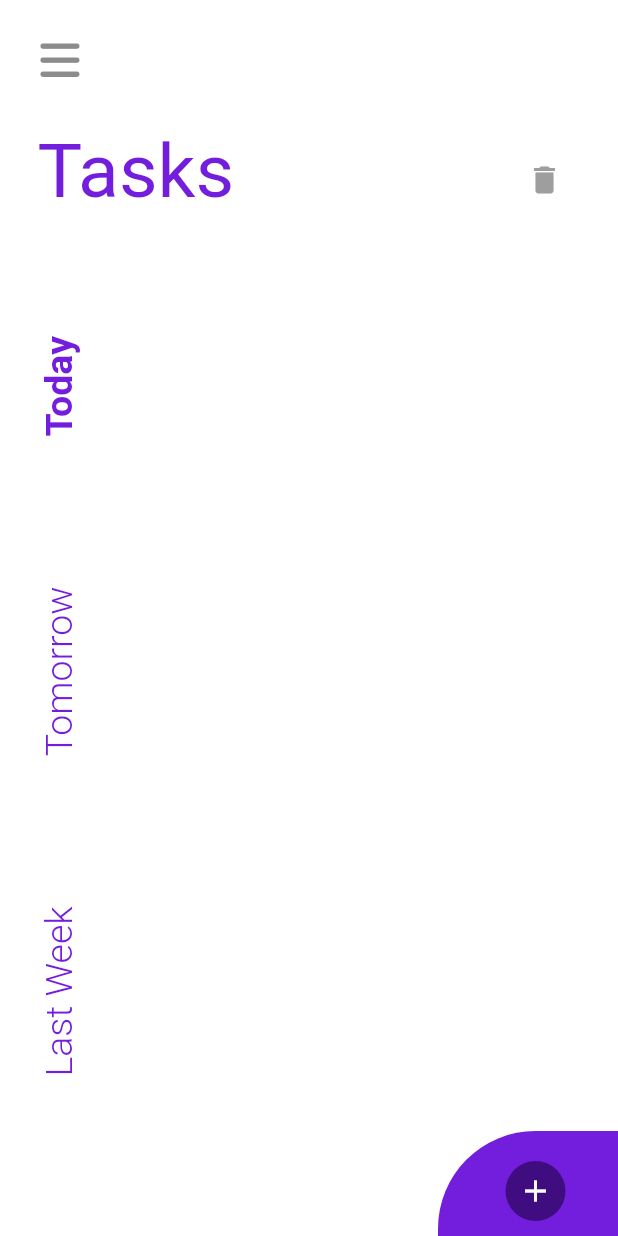
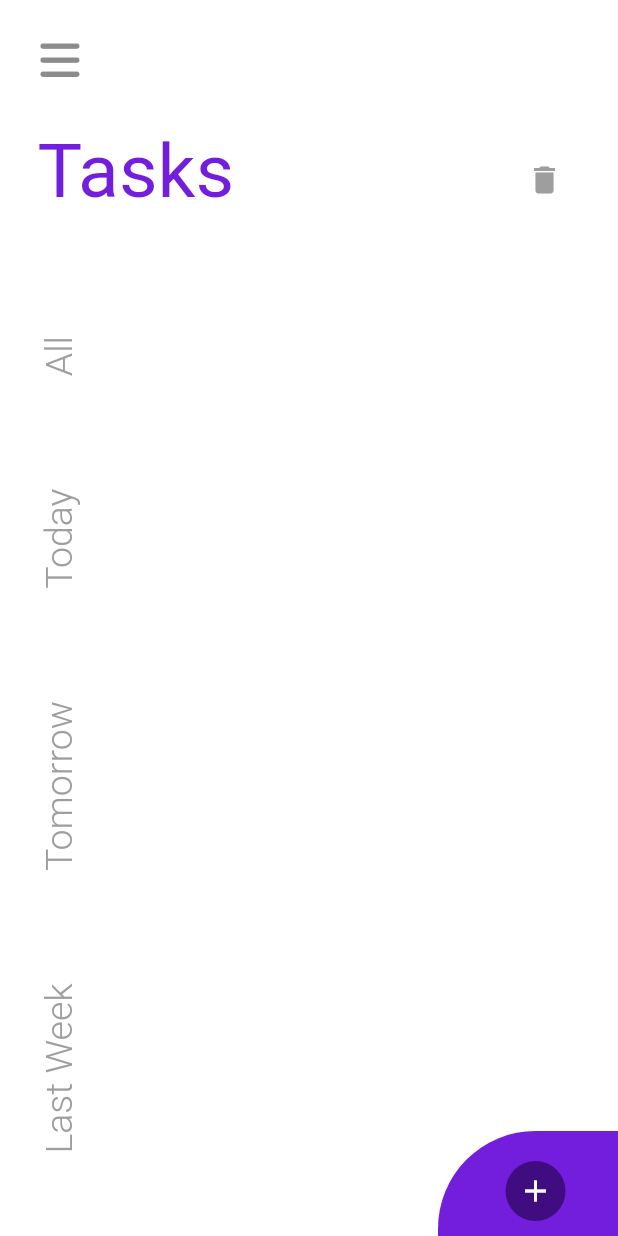
Before and after one commit to adrianoaraujo0/lista_de_tarefas, a Flutter app: the screen it shows after launch, on a phone screen of 412 x 824 dp. Run offline on Flutter 3.47's test engine with Material 2 defaults, Android fonts, the phone set to English and light mode, and no system bars; our stand-ins replace font_awesome_flutter, objectbox, rxdart; generated files the repository leaves out were written again; Roboto replaces fonts that are missing (Arial).

```diff
--- a/lib/models/todo.dart
+++ b/lib/models/todo.dart
@@ -5,6 +5,7 @@ class Todo {
 
   int? id;
   String? title;
+
   DateTime? dateTime;
   bool? itsDone;
 
--- a/lib/ui/createTask/create_task_page.dart
+++ b/lib/ui/createTask/create_task_page.dart
@@ -1,4 +1,5 @@
 import 'package:flutter/material.dart';
+import 'package:intl/intl.dart';
 import 'package:lista_de_tarefas/models/todo.dart';
 import 'package:lista_de_tarefas/ui/createTask/create_task_controller.dart';
 import 'package:lista_de_tarefas/ui/menu/menu_controller.dart';
--- a/lib/ui/menu/menu_page.dart
+++ b/lib/ui/menu/menu_page.dart
@@ -59,23 +59,7 @@ class _MenuPageState extends State<MenuPage> {
                         ],
                       ),
                       const SizedBox(height: 80),
-                      Expanded(
-                        child: Row(
-                          crossAxisAlignment: CrossAxisAlignment.start,
-                          children: [
-                            Column(
-                              children: [
-                                buildButtonsRotate("Today", strong: true),
-                                const SizedBox(height: 100),
-                                buildButtonsRotate("Tomorrow"),
-                                const SizedBox(height: 100),
-                                buildButtonsRotate("Last Week"),
-                              ],
-                            ),
-                            buildListTasks(snapshot.data)
-                          ],
-                        ),
-                      )
+                      buildMenu(snapshot.data!)
                     ],
                   ),
                 ),
@@ -98,10 +82,46 @@ class _MenuPageState extends State<MenuPage> {
     );
   }
 
-  Widget buildButtonsRotate(String name, {bool strong = false}){
-    return RotatedBox(
-      quarterTurns: 3,
-      child: Text(name, style: TextStyle(color: ListColors.purple, fontSize: 25, fontWeight: strong ? FontWeight.bold : FontWeight.w300, fontFamily: "Arial")
+  Widget buildMenu(List<Todo> listTasks){
+    return Expanded(
+      child: Row(
+        crossAxisAlignment: CrossAxisAlignment.start,
+        children: [
+          buildButtonFilterTask(),
+          buildListTasks(listTasks)
+        ],
+      ),
+    );
+  }
+
+  Widget buildButtonFilterTask(){
+    return StreamBuilder<String>(
+      stream: menuController.streamFilterTasks.stream,
+      initialData: "",
+      builder: (context, snapshot) {
+        return Column(
+          mainAxisAlignment: MainAxisAlignment.spaceBetween,
+          children: [
+            buildButtonsRotate("All", snapshot.data!),
+            buildButtonsRotate("Today", snapshot.data!),
+            buildButtonsRotate("Tomorrow", snapshot.data!),
+            buildButtonsRotate("Last Week", snapshot.data!),
+          ],
+        );
+      }
+    );
+  }
+
+  Widget buildButtonsRotate(String name, String isPressed){
+    return InkWell(
+      onTap: () {
+        menuController.streamFilterTasks.sink.add(name);
+        menuController.filterTasksToday(name);
+      },
+      child: RotatedBox(
+        quarterTurns: 3,
+        child: Text(name, style: TextStyle(color: name != isPressed ? ListColors.grey: ListColors.purple, fontSize: 25, fontWeight: FontWeight.w300,fontFamily: "Arial")
+        ),
       ),
     );
   }
@@ -113,23 +133,7 @@ class _MenuPageState extends State<MenuPage> {
         shrinkWrap: true,
         padding: const EdgeInsets.all(0),
         itemBuilder: (context, index) {
-          return InkWell(
-            onTap: () => menuController.updateTask(listTasks[index]),
-            child: Padding(
-              padding: const EdgeInsets.fromLTRB(25, 0, 0, 40),
-              child: Text(
-                "${listTasks[index].title}",
-                style: TextStyle(
-                  fontSize: 26,
-                  decoration: listTasks[index].itsDone == null || listTasks[index].itsDone == false
-                  ? TextDecoration.none
-                  : TextDecoration.lineThrough,
-                  decorationColor: ListColors.purple,
-                  decorationStyle: TextDecorationStyle.solid
-                )
-              ),
-            ),
-          );
+          return buildTask(listTasks[index]);
         },
       ),
     );
--- a/lib/ui/menu/menu_repository.dart
+++ b/lib/ui/menu/menu_repository.dart
@@ -1,19 +1,21 @@
+import 'dart:developer';
+
+import 'package:lista_de_tarefas/database/objectbox.g.dart';
 import 'package:lista_de_tarefas/database/objectbox_database.dart';
 import 'package:lista_de_tarefas/models/todo.dart';
 
 class MenuRepository{
 
-  List<Todo> findAllTasks() {
-    print("2");
-    return ObjectBoxDatabase.todoBox.getAll();
+  List<Todo> findAllTasks() =>ObjectBoxDatabase.todoBox.getAll();
+
+  List<Todo> findTasksToday(DateTime dateTime) {
+    return ObjectBoxDatabase.todoBox.query(Todo_.dateTime.equals(dateTime.millisecondsSinceEpoch)).build().find();
   }
 
-  void updateTask(Todo todo) {
-    ObjectBoxDatabase.todoBox.put(todo);
-  }
+  void updateTask(Todo todo) => ObjectBoxDatabase.todoBox.put(todo);
+
 
   void deleteTask(List<int> ids){
-     print("3");
     ObjectBoxDatabase.todoBox.removeMany(ids);
   }
 
```
Also changed, not shown: lib/ui/createTask/create_task_controller.dart (+7 -9 lines), lib/ui/menu/menu_controller.dart (+33 -0 lines).
